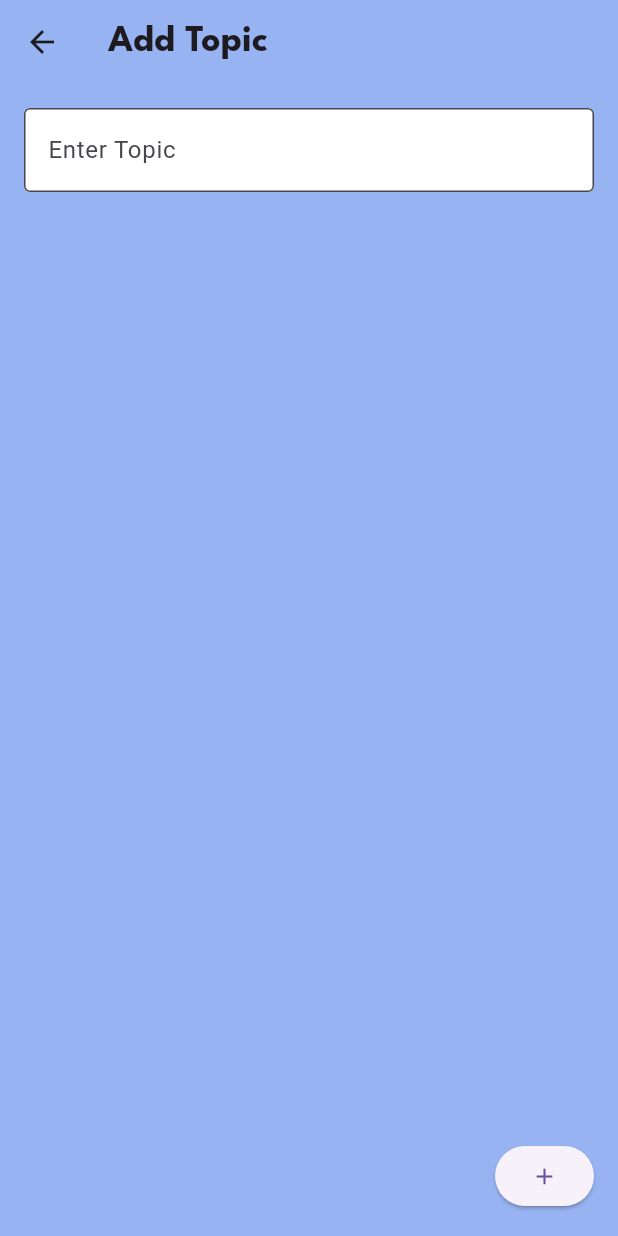
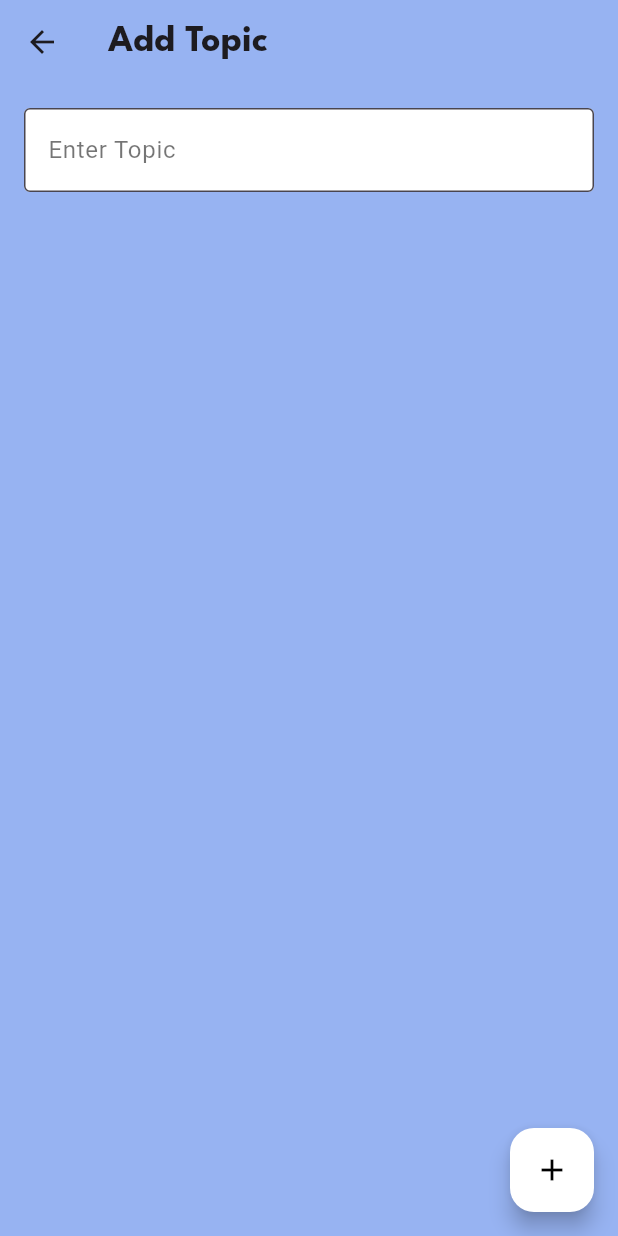
Before and after one commit to olopsc-rxaliman/ai-integration-project, a Flutter app: the StudyHelperPage screen opened directly, after a tap on "Add Topic", on a phone screen of 412 x 824 dp. Run offline on Flutter 3.47's test engine with Material 3 defaults, Android fonts, the phone set to English and light mode, and no system bars; our stand-ins replace animated_splash_screen, page_transition.

Commit message:
Refined Add Topic Page

```diff
--- a/lib/pages/add_topic_page.dart
+++ b/lib/pages/add_topic_page.dart
@@ -20,34 +20,36 @@ class AddTopicPage extends StatelessWidget {
         ),
         backgroundColor: const Color(0xFF97b3f2),
       ),
-      backgroundColor: const Color(0xFF97b3f2),
-      body: Padding(padding: const EdgeInsets.all(16.0),
-      child: Column(
-        crossAxisAlignment: CrossAxisAlignment.start,
-        children: [
-          TextField(
-            controller: topicController,
-            decoration: InputDecoration(
-                labelText: 'Enter Topic',
-                border: OutlineInputBorder(),
-                filled: true,
-                fillColor: Colors.white,
-              ),
-          ),
-          Spacer(),
-          Align(alignment: Alignment.bottomRight,
-              child: ElevatedButton(
+      floatingActionButton: FloatingActionButton(
         onPressed: () {
           String newTopic = topicController.text;
           if (newTopic.isNotEmpty) {
             Navigator.pop(context, newTopic);
           }
         },
-                child: Icon(Icons.add,),
-
+        backgroundColor: Colors.white,
+        foregroundColor: Colors.black,
+        child: const Icon(Icons.add),
       ),
-
+      backgroundColor: const Color(0xFF97b3f2),
+      body: Padding(
+        padding: const EdgeInsets.all(16.0),
+        child: Column(
+          crossAxisAlignment: CrossAxisAlignment.start,
+          children: [
+            TextField(
+              controller: topicController,
+              decoration: const InputDecoration(
+                filled: true,
+                border: OutlineInputBorder(),
+                fillColor: Colors.white,
+                hintText: 'Enter Topic',
+                hintStyle: TextStyle(
+                  fontWeight: FontWeight.normal,
+                  color: Colors.black54,
                 )
+              ),
+            ),
           ],
         ),
       ),
--- a/lib/pages/study_helper_page.dart
+++ b/lib/pages/study_helper_page.dart
@@ -22,9 +22,9 @@ class StudyHelperPage extends StatelessWidget {
       ),
       backgroundColor: const Color(0xFF97b3f2),
       floatingActionButton: FloatingActionButton.extended(
-        onPressed: () async{
-          final result = await Navigator.push(context, MaterialPageRoute(builder: (context)=> AddTopicPage(),
-          ),
+        onPressed: () {
+          Navigator.push(
+            context, MaterialPageRoute(builder: (context)=> const AddTopicPage()),
           );
         },
         label: const Text("Add Topic"),
```
Lines whose indentation alone changed are shown as unchanged.
